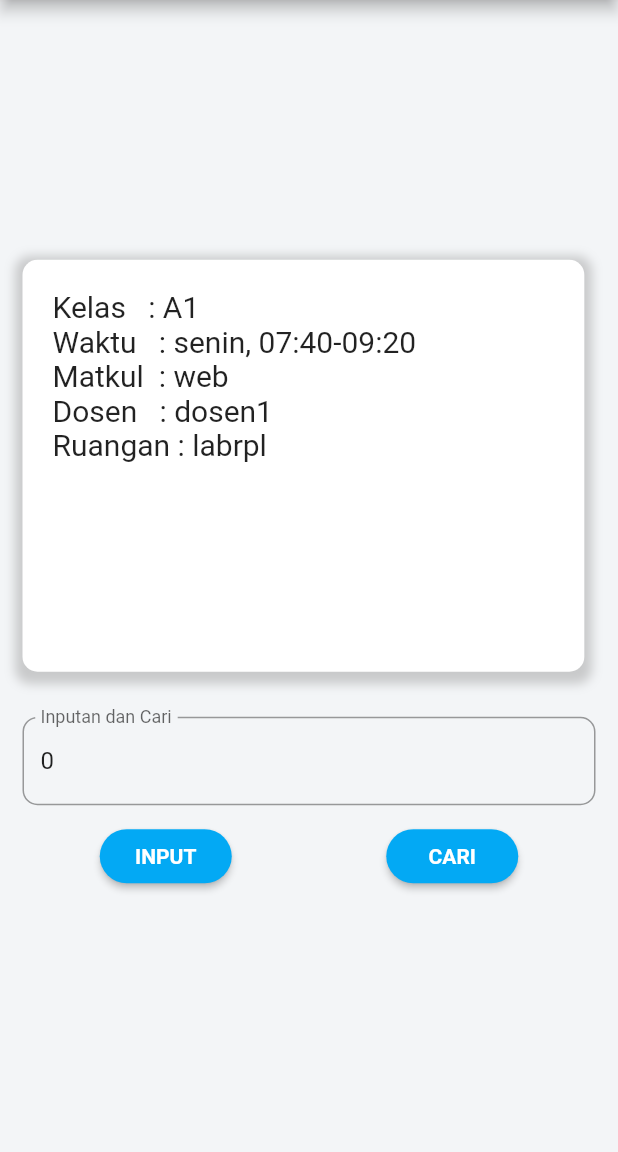
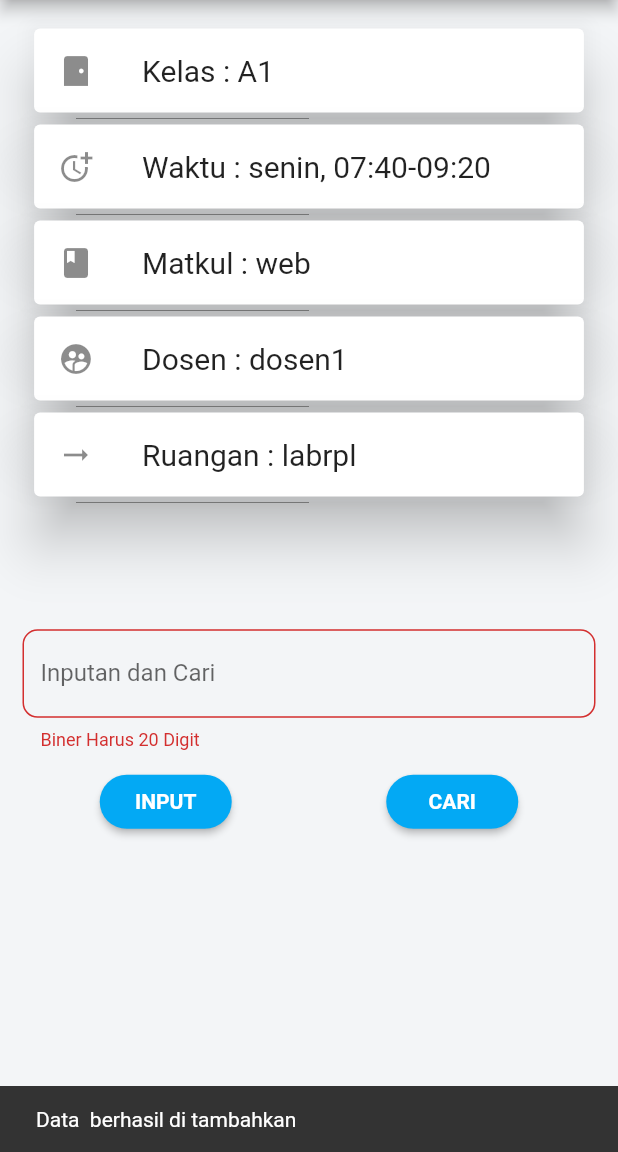
Before and after one commit to alwijein/Tugas-001-App, a Flutter app: the screen it shows after launch, after a tap on "INPUT", on a phone screen of 412 x 824 dp, the part 84-1236 px from its top. Run offline on Flutter 3.47's test engine with Material 2 defaults, Android fonts, the phone set to English and light mode, and no system bars.

```diff
--- a/lib/screens/home/home-screens.dart
+++ b/lib/screens/home/home-screens.dart
@@ -7,12 +7,14 @@ class HomeScreen extends StatefulWidget {
 }
 
 class _HomeScreenState extends State<HomeScreen> {
-  TextEditingController controller1 = new TextEditingController(text: "0");
+  TextEditingController controller1 = new TextEditingController();
+  final GlobalKey<ScaffoldState> _scaffoldKey = new GlobalKey<ScaffoldState>();
 
   List crhomosome = new List(15);
   List hasil = new List(5);
   List subSub = new List(5);
   List atoiX = new List(5);
+  bool chek = false;
   var mataKuliah = [
     "web",
     "jarkom",
@@ -89,6 +91,8 @@ class _HomeScreenState extends State<HomeScreen> {
   @override
   Widget build(BuildContext context) {
     return Scaffold(
+      key: _scaffoldKey,
+      resizeToAvoidBottomInset: false,
       appBar: AppBar(
         title: Text(
           "Tugas Lab",
@@ -100,12 +104,85 @@ class _HomeScreenState extends State<HomeScreen> {
       body: SafeArea(
         child: Padding(
           padding: const EdgeInsets.all(15.0),
+          child: Form(
+            // ignore: deprecated_member_use
+            autovalidate: true,
             child: Column(
-            mainAxisAlignment: MainAxisAlignment.center,
+              mainAxisAlignment: MainAxisAlignment.start,
+              crossAxisAlignment: CrossAxisAlignment.center,
               children: [
-              Row(
-                mainAxisAlignment: MainAxisAlignment.spaceBetween,
+                Container(
+                    padding: EdgeInsets.fromLTRB(0.0, 0.0, 0.0, 0.0),
+                    width: MediaQuery.of(context).size.width / 1.1,
+                    height: MediaQuery.of(context).size.height / 2.2,
+                    child: ListView(
+                      children: <Widget>[
+                        Column(
+                          crossAxisAlignment: CrossAxisAlignment.start,
                           children: [
+                            if (chek == true)
+                              Text("Lol")
+                            else
+                              for (int i = 0; i < 15; i++)
+                                if (controller1.text == crhomosome[i])
+                                  Card(
+                                    elevation: 16,
+                                    child: ListTile(
+                                      leading: Icon(Icons.sensor_door),
+                                      title: Text(
+                                        "Kelas : " + kelas[dua].toString(),
+                                        style: TextStyle(fontSize: 20.0),
+                                      ),
+                                    ),
+                                  ),
+                            Card(
+                              elevation: 16,
+                              child: ListTile(
+                                leading: Icon(Icons.more_time),
+                                title: Text(
+                                  "Waktu : " + waktu[empat].toString(),
+                                  style: TextStyle(fontSize: 20.0),
+                                ),
+                              ),
+                            ),
+                            Card(
+                              elevation: 16,
+                              child: ListTile(
+                                leading: Icon(Icons.book),
+                                title: Text(
+                                  "Matkul : " + mataKuliah[nol].toString(),
+                                  style: TextStyle(fontSize: 20.0),
+                                ),
+                              ),
+                            ),
+                            Card(
+                              elevation: 16,
+                              child: ListTile(
+                                leading: Icon(Icons.supervised_user_circle),
+                                title: Text(
+                                  "Dosen : " + dosen[satu].toString(),
+                                  style: TextStyle(fontSize: 20.0),
+                                ),
+                              ),
+                            ),
+                            Card(
+                              elevation: 16,
+                              child: ListTile(
+                                leading: Icon(Icons.arrow_right_alt_sharp),
+                                title: Text(
+                                  "Ruangan : " + ruangan[tiga].toString(),
+                                  style: TextStyle(fontSize: 20.0),
+                                ),
+                              ),
+                            ),
+                          ],
+                          // 10011001100110011001
+                        ),
+                      ],
+                    )),
+                // Row(
+                //   mainAxisAlignment: MainAxisAlignment.spaceBetween,
+                //   children: [
                 // Container(
                 //   padding: EdgeInsets.all(10.0),
                 //   width: MediaQuery.of(context).size.width / 1.1,
@@ -135,61 +212,14 @@ class _HomeScreenState extends State<HomeScreen> {
                 //   ),
                 //   // child: ListView,
                 // ),
-                  Container(
-                      padding: EdgeInsets.all(20.0),
-                      width: MediaQuery.of(context).size.width / 1.1,
-                      height: MediaQuery.of(context).size.height / 3,
-                      decoration: BoxDecoration(
-                        borderRadius: BorderRadius.circular(10.0),
-                        color: Theme.of(context).accentColor,
-                        boxShadow: [
-                          BoxShadow(
-                            color: Colors.grey.withOpacity(0.5),
-                            spreadRadius: 5,
-                            blurRadius: 5,
-                            offset: Offset(0, 3),
-                          ),
-                        ],
-                      ),
-                      child: ListView(
-                        children: <Widget>[
-                          Column(
-                            crossAxisAlignment: CrossAxisAlignment.start,
-                            children: [
-                              for (int i = 0; i < 15; i++)
-                                if (controller1.text == crhomosome[i])
-                                  Text(
-                                    "Kelas   : " + kelas[dua].toString(),
-                                    style: TextStyle(fontSize: 20.0),
-                                  ),
-                              Text(
-                                "Waktu   : " + waktu[empat].toString(),
-                                style: TextStyle(fontSize: 20.0),
-                              ),
-                              Text(
-                                "Matkul  : " + mataKuliah[nol].toString(),
-                                style: TextStyle(fontSize: 20.0),
-                              ),
-                              Text(
-                                "Dosen   : " + dosen[satu].toString(),
-                                style: TextStyle(fontSize: 20.0),
-                              ),
-                              Text(
-                                "Ruangan : " + ruangan[tiga].toString(),
-                                style: TextStyle(fontSize: 20.0),
-                              ),
-                            ],
-                            // 10011001100110011001
-                          ),
-                        ],
-                      )),
-                ],
-              ),
+                //   ],
+                // ),
                 SizedBox(
                   height: 30.0,
                 ),
                 Flexible(
-                child: TextField(
+                  child: TextFormField(
+                    validator: validatorBin,
                     decoration: InputDecoration(
                       labelText: "Inputan dan Cari",
                       border: OutlineInputBorder(
@@ -227,6 +257,14 @@ class _HomeScreenState extends State<HomeScreen> {
 
                           x++;
                         });
+                        _scaffoldKey.currentState.showSnackBar(SnackBar(
+                          content: Text(
+                            'Data ' +
+                                controller1.text +
+                                " berhasil di tambahkan",
+                          ),
+                          duration: Duration(seconds: 2),
+                        ));
                       },
                       splashColor: Colors.amber,
                     ),
@@ -287,6 +325,18 @@ class _HomeScreenState extends State<HomeScreen> {
             ),
           ),
         ),
+      ),
     );
   }
 }
+
+String validatorBin(String value) {
+  RegExp regx = RegExp(r"^[0-1_]*$", caseSensitive: false);
+  if (value.length != 20) {
+    return 'Biner Harus 20 Digit';
+  } else if (!(regx.hasMatch(value))) {
+    return 'Tidak Boleh selain 1 dan 0';
+  } else {
+    return null;
+  }
+}
```
Lines whose indentation alone changed are shown as unchanged.
